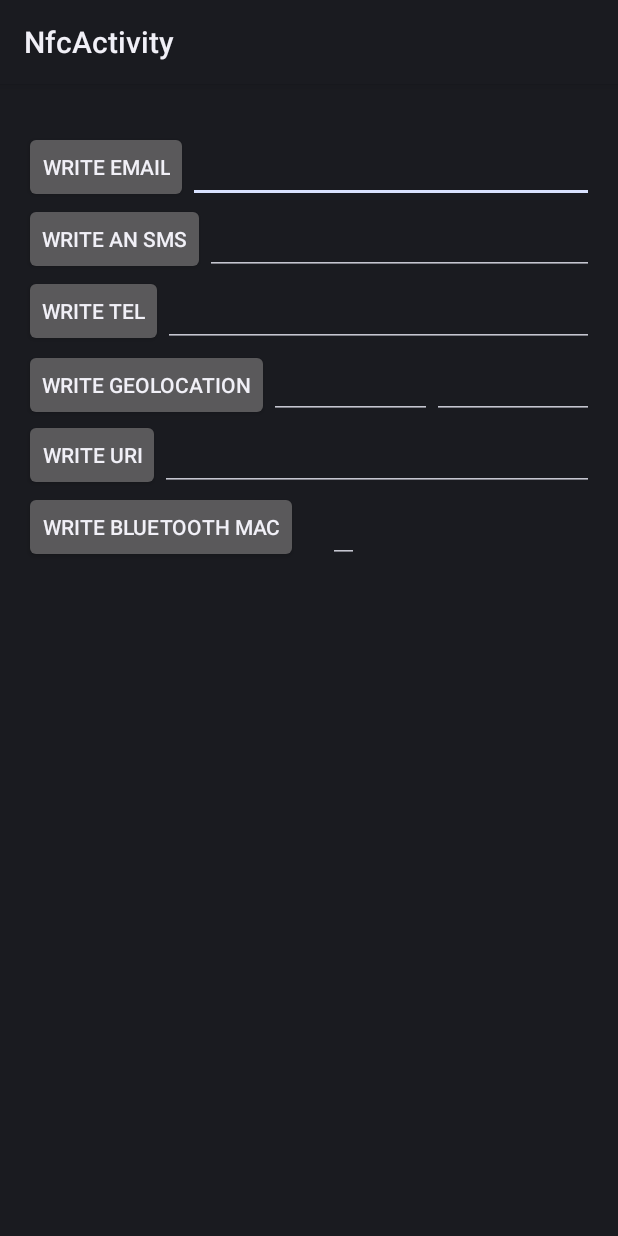
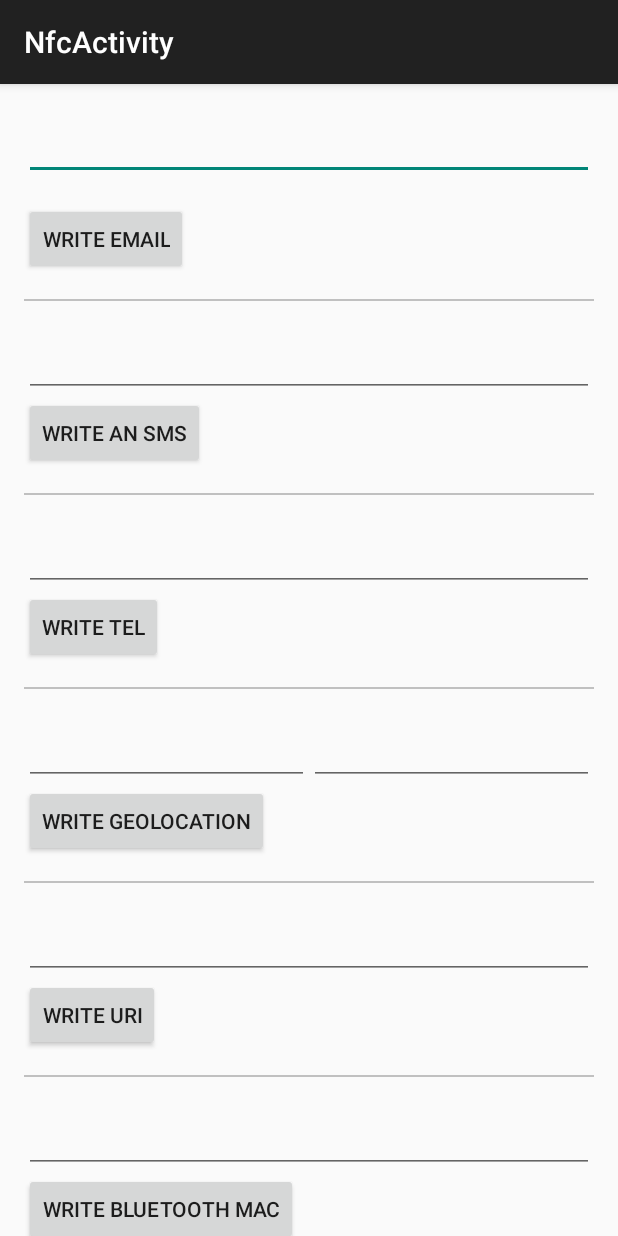
Before and after one commit to appfoundry/android-nfc-lib, an Android app: the screen it shows after launch (MainActivity), on a phone screen of 412 x 824 dp. Run offline under Robolectric (Android 15) with nearby library versions, the phone set to English and light mode, and no system bars.

Commit message:
* Added function writeTextToTagFromIntent in NfcWriteUtility * Layout update MainActivity demo app * NfcActivity extends AppCompatActivity

```diff
--- a/implementationApp/build.gradle
+++ b/implementationApp/build.gradle
@@ -90,5 +90,6 @@ dependencies {
     androidTestCompile 'com.squareup.spoon:spoon-client:1.7.1'
 
     //androidTestCompile 'org.hamcrest:hamcrest-all:1.3'
+    compile 'com.android.support:design:25.1.1'
     compile 'javax.annotation:jsr250-api:1.0'
 }
--- a/implementationApp/src/main/AndroidManifest.xml
+++ b/implementationApp/src/main/AndroidManifest.xml
@@ -38,7 +38,8 @@
         android:allowBackup="true"
         android:icon="@drawable/ic_launcher"
         android:label="@string/app_name"
-        tools:replace="android:label">
+        tools:replace="android:label"
+        android:theme="@style/AppTheme">
 
         <activity
             android:name="be.appfoundry.nfc.implementation.MainActivity"
--- a/implementationApp/src/main/java/be/appfoundry/nfc/implementation/MainActivity.java
+++ b/implementationApp/src/main/java/be/appfoundry/nfc/implementation/MainActivity.java
@@ -72,7 +72,6 @@ public class MainActivity extends NfcActivity {
                 mProgressDialog.setMessage("Writing");
                 Log.d(TAG,"Writing !");
             }
-
         }
 
         @Override
@@ -92,7 +91,7 @@ public class MainActivity extends NfcActivity {
     @Override
     protected void onCreate(Bundle savedInstanceState) {
         super.onCreate(savedInstanceState);
-        setContentView(R.layout.activity_nfc);
+        setContentView(R.layout.activity_main);
 
         Button emailButton = (Button) findViewById(R.id.btn_write_email_nfc);
         Button smsButton = (Button) findViewById(R.id.btn_write_sms_nfc);
@@ -244,7 +243,7 @@ public class MainActivity extends NfcActivity {
      * @param paramIntent
      *         containing found data
      */
-
+    @Override
     public void onNewIntent(final Intent paramIntent) {
         super.onNewIntent(paramIntent);
 
--- a/implementationApp/src/main/res/layout/activity_nfc.xml
+++ b/implementationApp/src/main/res/layout/activity_main.xml
@@ -1,5 +1,5 @@
 <!--
-  ~ activity_nfc.xml
+  ~ activity_main.xmll
   ~ NfcLibrary project.
   ~
   ~ Created by : Daneo van Overloop - 17/6/2014.
@@ -29,13 +29,20 @@
         android:layout_width="match_parent"
         android:layout_height="match_parent">
 
-        <RelativeLayout
+        <LinearLayout
             android:layout_width="match_parent"
             android:layout_height="wrap_content"
+            android:orientation="vertical"
             android:paddingBottom="@dimen/activity_vertical_margin"
             android:paddingLeft="@dimen/activity_horizontal_margin"
             android:paddingRight="@dimen/activity_horizontal_margin"
             android:paddingTop="@dimen/activity_vertical_margin">
+
+            <EditText
+                android:id="@+id/input_text_email_target"
+                android:layout_width="match_parent"
+                android:layout_height="48dp"
+                android:inputType="textEmailAddress" />
 
             <Button
                 android:id="@+id/btn_write_email_nfc"
@@ -44,60 +51,56 @@
                 android:layout_marginTop="15dp"
                 android:text="@string/btn_write_email_nfc" />
 
+            <View
+                android:layout_width="match_parent"
+                android:layout_height="1dp"
+                android:background="#c0c0c0"
+                android:layout_marginTop="16dp"
+                android:layout_marginBottom="16dp"/>
+
             <EditText
-                android:id="@+id/input_text_email_target"
+                android:id="@+id/input_text_sms_target"
                 android:layout_width="fill_parent"
                 android:layout_height="48dp"
-                android:layout_toEndOf="@id/btn_write_email_nfc"
-                android:layout_alignBottom="@id/btn_write_email_nfc"
-                android:inputType="textEmailAddress" />
+                android:inputType="phone" />
 
             <Button
                 android:id="@+id/btn_write_sms_nfc"
                 android:layout_width="wrap_content"
                 android:layout_height="48dp"
-                android:layout_alignStart="@id/btn_write_email_nfc"
-                android:layout_below="@id/btn_write_email_nfc"
                 android:text="@string/btn_write_sms_text" />
 
+            <View
+                android:layout_width="match_parent"
+                android:layout_height="1dp"
+                android:background="#c0c0c0"
+                android:layout_marginTop="16dp"
+                android:layout_marginBottom="16dp"/>
+
             <EditText
-                android:id="@+id/input_text_sms_target"
+                android:id="@+id/input_text_tel_target"
                 android:layout_width="fill_parent"
                 android:layout_height="48dp"
-                android:layout_alignBottom="@id/btn_write_sms_nfc"
-                android:layout_toEndOf="@id/btn_write_sms_nfc"
-                android:inputType="phone" />
+                android:inputType="phone"/>
 
             <Button
                 android:id="@+id/btn_write_tel_nfc"
                 android:layout_width="wrap_content"
                 android:layout_height="48dp"
-                android:layout_alignStart="@id/btn_write_sms_nfc"
-                android:layout_below="@id/btn_write_sms_nfc"
                 android:text="@string/btn_write_tel_nfc_text" />
 
-            <EditText
-                android:id="@+id/input_text_tel_target"
-                android:layout_width="fill_parent"
-                android:layout_height="48dp"
-                android:layout_alignBottom="@id/btn_write_tel_nfc"
-                android:layout_toEndOf="@id/btn_write_tel_nfc"
-                android:inputType="phone"/>
-
+            <View
+                android:layout_width="match_parent"
+                android:layout_height="1dp"
+                android:background="#c0c0c0"
+                android:layout_marginTop="16dp"
+                android:layout_marginBottom="16dp"/>
 
             <LinearLayout
                 android:id="@+id/geolocation_layout"
                 android:layout_width="fill_parent"
                 android:layout_height="wrap_content"
-                android:layout_alignStart="@id/btn_write_tel_nfc"
-                android:layout_below="@id/btn_write_tel_nfc"
                 android:orientation="horizontal">
-
-                <Button
-                    android:id="@+id/btn_write_geolocation_nfc"
-                    android:layout_width="wrap_content"
-                    android:layout_height="48dp"
-                    android:text="@string/btn_write_geolocation_nfc_text" />
 
                 <EditText
                     android:id="@+id/input_text_geo_lat_target"
@@ -122,38 +125,49 @@
             </LinearLayout>
 
             <Button
-                android:id="@+id/btn_write_uri_nfc"
+                android:id="@+id/btn_write_geolocation_nfc"
                 android:layout_width="wrap_content"
                 android:layout_height="48dp"
-                android:layout_alignStart="@id/geolocation_layout"
-                android:layout_below="@id/geolocation_layout"
-                android:text="@string/btn_write_uri_nfc_text" />
+                android:text="@string/btn_write_geolocation_nfc_text" />
+
+            <View
+                android:layout_width="match_parent"
+                android:layout_height="1dp"
+                android:background="#c0c0c0"
+                android:layout_marginTop="16dp"
+                android:layout_marginBottom="16dp"/>
 
             <EditText
                 android:id="@+id/input_text_uri_target"
                 android:layout_width="fill_parent"
                 android:layout_height="48dp"
-                android:layout_alignBottom="@id/btn_write_uri_nfc"
-                android:layout_toEndOf="@id/btn_write_uri_nfc"
                 android:inputType="textUri" />
+
+            <Button
+                android:id="@+id/btn_write_uri_nfc"
+                android:layout_width="wrap_content"
+                android:layout_height="48dp"
+                android:text="@string/btn_write_uri_nfc_text" />
+
+            <View
+                android:layout_width="match_parent"
+                android:layout_height="1dp"
+                android:background="#c0c0c0"
+                android:layout_marginTop="16dp"
+                android:layout_marginBottom="16dp"/>
+
+            <EditText
+                android:id="@+id/input_text_bluetooth_address"
+                android:layout_width="match_parent"
+                android:layout_height="48dp" />
 
             <Button
                 android:id="@+id/btn_write_bluetooth_nfc"
                 android:layout_width="wrap_content"
                 android:layout_height="48dp"
-                android:layout_alignStart="@id/btn_write_uri_nfc"
-                android:layout_below="@id/btn_write_uri_nfc"
                 android:text="@string/btn_write_bluetooth_nfc_text" />
 
-            <EditText
-                android:id="@+id/input_text_bluetooth_address"
-                android:layout_width="wrap_content"
-                android:layout_height="48dp"
-                android:layout_below="@id/input_text_uri_target"
-                android:layout_marginStart="20dp"
-                android:layout_toEndOf="@id/btn_write_bluetooth_nfc" />
-
-        </RelativeLayout>
+        </LinearLayout>
 
     </ScrollView>
 
--- a/implementationApp/src/main/res/values/styles.xml
+++ b/implementationApp/src/main/res/values/styles.xml
@@ -22,7 +22,7 @@
 <resources>
 
     <!-- Base application theme. -->
-    <style name="AppTheme" parent="android:Theme.Holo">
+    <style name="AppTheme" parent="Theme.AppCompat.Light.DarkActionBar">
         <!-- Customize your theme here. -->
     </style>
 
--- a/nfclib/build.gradle
+++ b/nfclib/build.gradle
@@ -68,6 +68,7 @@ android {
 
 dependencies {
     compile fileTree(dir: 'libs', include: ['*.jar'])
+    compile 'com.android.support:appcompat-v7:25.1.1'
     compile 'com.intellij:annotations:12.0'
 }
 
--- a/nfclib/src/main/java/be/appfoundry/nfclibrary/activities/NfcActivity.java
+++ b/nfclib/src/main/java/be/appfoundry/nfclibrary/activities/NfcActivity.java
@@ -21,7 +21,6 @@
 
 package be.appfoundry.nfclibrary.activities;
 
-import android.app.Activity;
 import android.app.PendingIntent;
 import android.content.Intent;
 import android.content.IntentFilter;
@@ -31,6 +30,7 @@ import android.nfc.NfcEvent;
 import android.nfc.tech.Ndef;
 import android.nfc.tech.NdefFormatable;
 import android.os.Bundle;
+import android.support.v7.app.AppCompatActivity;
 import android.util.Log;
 import android.util.SparseArray;
 
@@ -52,7 +52,7 @@ import be.appfoundry.nfclibrary.utilities.sync.NfcReadUtilityImpl;
  * @author Daneo Van Overloop
  *         NfcLibrary
  */
-abstract public class NfcActivity extends Activity implements NfcAdapter.CreateNdefMessageCallback {
+abstract public class NfcActivity extends AppCompatActivity implements NfcAdapter.CreateNdefMessageCallback {
 
     private static final String TAG = NfcActivity.class.getName();
 
--- a/nfclib/src/main/java/be/appfoundry/nfclibrary/utilities/interfaces/NfcWriteUtility.java
+++ b/nfclib/src/main/java/be/appfoundry/nfclibrary/utilities/interfaces/NfcWriteUtility.java
@@ -135,6 +135,15 @@ public interface NfcWriteUtility {
     boolean writeNdefMessageToTagFromIntent(@NotNull NdefMessage message, Intent intent) throws FormatException, TagNotPresentException, ReadOnlyTagException, InsufficientCapacityException;
 
     /**
+     * Pass a raw NdefMessage along to write
+     * @param message to write to the tag
+     * @param intent to write to
+     * @return true if success
+     * @throws FormatException
+     */
+    boolean writeTextToTagFromIntent(@NotNull String message, Intent intent) throws FormatException, TagNotPresentException, ReadOnlyTagException, InsufficientCapacityException;
+
+    /**
      * Used to mark the following operation as readonly
      *
      * @return an instance of WriteUtility in order to chain
--- a/nfclib/src/main/java/be/appfoundry/nfclibrary/utilities/sync/NfcWriteUtilityImpl.java
+++ b/nfclib/src/main/java/be/appfoundry/nfclibrary/utilities/sync/NfcWriteUtilityImpl.java
@@ -181,6 +181,13 @@ public class NfcWriteUtilityImpl implements NfcWriteUtility {
         return writeToTag(message,tag);
     }
 
+    @Override
+    public boolean writeTextToTagFromIntent(@NotNull String message, Intent intent) throws FormatException, TagNotPresentException, ReadOnlyTagException, InsufficientCapacityException {
+        final NdefMessage ndefMessage = mNfcMessageUtility.createText(message);
+        final Tag tag = retrieveTagFromIntent(intent);
+        return writeToTag(ndefMessage, tag);
+    }
+
     /**
      * {@inheritDoc}
      */
```
